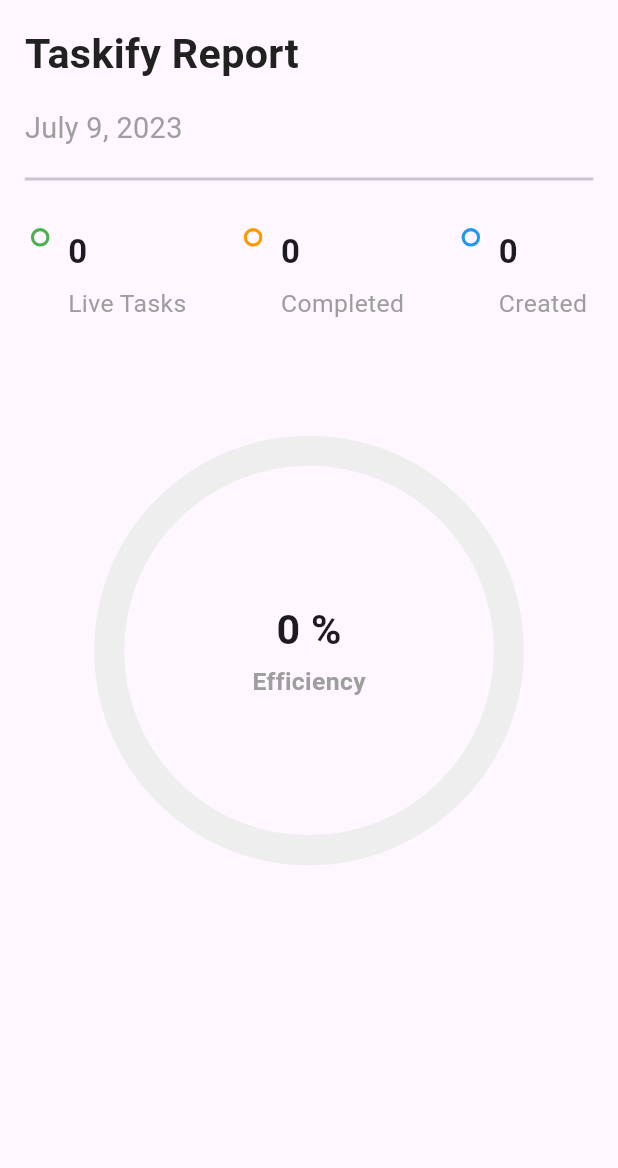
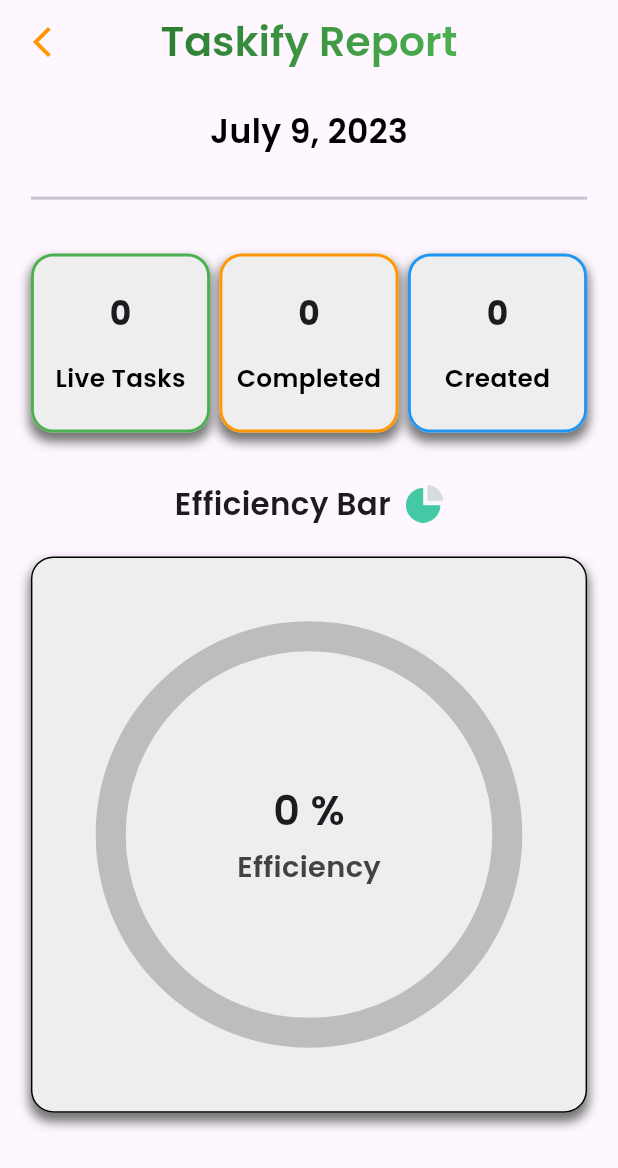
Before and after one commit to The-Naveen-Chandra/Taskify-Flutter, a Flutter app: the ReportPage screen opened directly, on a phone screen of 412 x 824 dp. Shown: the top 1168 px of the screen. Run offline on Flutter 3.47's test engine with Material 2 defaults, Android fonts, the phone set to English and light mode, and no system bars; drawn by our look-alikes of step_progress_indicator; our stand-ins replace dotted_border, equatable, flutter_easyloading, get, get_storage, google_fonts; accounts and stored records are empty.

```diff
--- a/lib/app/modules/detail/view.dart
+++ b/lib/app/modules/detail/view.dart
@@ -26,7 +26,7 @@ class DetailPage extends StatelessWidget {
           // automaticallyImplyLeading: false,
           leading: IconButton(
             icon: const Icon(Icons.arrow_back_ios_new),
-            color: Colors.black,
+            color: Colors.orange[500],
             onPressed: () {
               Get.back();
               homeCtrl.updateTodos();
@@ -49,7 +49,7 @@ class DetailPage extends StatelessWidget {
                 color: color,
               ),
               SizedBox(
-                width: 3.0.wp,
+                width: 2.0.wp,
               ),
               // Text(
               //   task.title,
--- a/lib/app/modules/home/report/view.dart
+++ b/lib/app/modules/home/report/view.dart
@@ -1,50 +1,73 @@
 import 'package:flutter/material.dart';
 import 'package:get/get.dart';
+import 'package:google_fonts/google_fonts.dart';
 import 'package:step_progress_indicator/step_progress_indicator.dart';
 import 'package:taskify/app/core/utils/extensions.dart';
 import 'package:taskify/app/modules/home/controller.dart';
 import 'package:intl/intl.dart';
+import 'package:taskify/app/modules/home/widgets/gradient_text.dart';
 
 class ReportPage extends StatelessWidget {
   final homeCtrl = Get.find<HomeController>();
+
   ReportPage({super.key});
 
   @override
   Widget build(BuildContext context) {
-    return Scaffold(body: SafeArea(child: Obx(() {
+    return Scaffold(
+      appBar: AppBar(
+        leading: IconButton(
+          onPressed: () {
+            Navigator.pop(context);
+          },
+          icon: Icon(
+            Icons.arrow_back_ios_new,
+            color: Colors.orange[500],
+          ),
+        ),
+        centerTitle: true,
+        title: GradientText(
+          "Taskify Report",
+          style: GoogleFonts.poppins(
+              fontSize: 20.0.sp, fontWeight: FontWeight.w600),
+          gradient: LinearGradient(
+            colors: [
+              Colors.green.shade800,
+              Colors.green.shade500,
+            ],
+          ),
+        ),
+      ),
+      body: SafeArea(
+        child: Obx(
+          () {
             var createdTasks = homeCtrl.getTotalTask();
             var completedTasks = homeCtrl.getTotalDoneTask();
             var liveTasks = createdTasks - completedTasks;
-      var percent = (completedTasks / createdTasks * 100).toStringAsFixed(0);
+            var percent =
+                (completedTasks / createdTasks * 100).toStringAsFixed(0);
             return ListView(
               children: [
                 Padding(
-            padding: EdgeInsets.all(4.0.wp),
+                  padding: EdgeInsets.only(
+                    top: 4.0.wp,
+                    bottom: 1.0.wp,
+                  ),
+                  child: Center(
                     child: Text(
-              'Taskify Report',
-              style: TextStyle(
-                fontSize: 20.0.sp,
-                fontWeight: FontWeight.bold,
-                color: Colors.grey[900],
+                      DateFormat.yMMMMd().format(DateTime.now()),
+                      style: GoogleFonts.poppins(
+                        fontSize: 16.0.sp,
+                        color: Colors.black,
+                        fontWeight: FontWeight.w600,
+                      ),
                     ),
                   ),
                 ),
                 Padding(
                   padding: EdgeInsets.symmetric(
-              horizontal: 4.0.wp,
-            ),
-            child: Text(
-              DateFormat.yMMMMd().format(DateTime.now()),
-              style: TextStyle(
-                fontSize: 14.0.sp,
-                color: Colors.grey,
-              ),
-            ),
-          ),
-          Padding(
-            padding: EdgeInsets.symmetric(
-              vertical: 3.0.wp,
-              horizontal: 4.0.wp,
+                    vertical: 4.0.wp,
+                    horizontal: 5.0.wp,
                   ),
                   child: const Divider(
                     thickness: 2,
@@ -64,19 +87,60 @@ class ReportPage extends StatelessWidget {
                     ],
                   ),
                 ),
+                Padding(
+                  padding: EdgeInsets.symmetric(
+                    vertical: 5.0.wp,
+                    horizontal: 5.0.wp,
+                  ),
+                  child: Row(
+                    mainAxisAlignment: MainAxisAlignment.center,
+                    children: [
+                      Text(
+                        "Efficiency Bar",
+                        style: GoogleFonts.poppins(
+                          fontSize: 5.0.wp,
+                          fontWeight: FontWeight.w600,
+                        ),
+                      ),
+                      const SizedBox(
+                        width: 10,
+                      ),
                       SizedBox(
-            height: 15.0.wp,
+                        height: 25,
+                        width: 25,
+                        child: Image.asset("assets/images/pie-chart.png"),
+                      ),
+                    ],
+                  ),
                 ),
                 UnconstrainedBox(
-            child: SizedBox(
-              width: 70.0.wp,
-              height: 70.0.wp,
+                  child: Container(
+                    width: 90.0.wp,
+                    height: 90.0.wp,
+                    padding: EdgeInsets.all(10.0.wp),
+                    decoration: BoxDecoration(
+                      border: Border.all(color: Colors.black),
+                      color: Colors.grey[200],
+                      borderRadius: BorderRadius.circular(15),
+                      boxShadow: [
+                        BoxShadow(
+                          color: Colors.grey.shade600,
+                          spreadRadius: 1,
+                          blurRadius: 5,
+                          offset: const Offset(0, 5),
+                        ),
+                        BoxShadow(
+                          color: Colors.grey.shade200,
+                          offset: const Offset(0, 0),
+                        ),
+                      ],
+                    ),
                     child: CircularStepProgressIndicator(
                       totalSteps: createdTasks == 0 ? 1 : createdTasks,
                       currentStep: completedTasks,
                       stepSize: 20,
                       selectedColor: Colors.greenAccent,
-                unselectedColor: Colors.grey[200],
+                      unselectedColor: Colors.grey[400],
                       padding: 0,
                       width: 150,
                       height: 150,
@@ -87,8 +151,8 @@ class ReportPage extends StatelessWidget {
                         children: [
                           Text(
                             '${createdTasks == 0 ? 0 : percent} %',
-                      style: TextStyle(
-                        fontWeight: FontWeight.bold,
+                            style: GoogleFonts.poppins(
+                              fontWeight: FontWeight.w600,
                               fontSize: 20.0.sp,
                             ),
                           ),
@@ -97,10 +161,10 @@ class ReportPage extends StatelessWidget {
                           ),
                           Text(
                             'Efficiency',
-                      style: TextStyle(
-                        color: Colors.grey,
-                        fontWeight: FontWeight.bold,
-                        fontSize: 12.0.sp,
+                            style: GoogleFonts.poppins(
+                              color: Colors.grey[800],
+                              fontWeight: FontWeight.w600,
+                              fontSize: 14.0.sp,
                             ),
                           ),
                         ],
@@ -110,33 +174,60 @@ class ReportPage extends StatelessWidget {
                 ),
               ],
             );
-    })));
+          },
+        ),
+      ),
+    );
   }
 
-  Row _buildStatus(Color color, int number, String text) {
-    return Row(
-      crossAxisAlignment: CrossAxisAlignment.start,
-      children: [
-        Container(
-          height: 3.0.wp,
-          width: 3.0.wp,
+  Container _buildStatus(Color color, int number, String text) {
+    return Container(
+      height: 29.0.wp,
+      width: 29.0.wp,
+      padding: EdgeInsets.symmetric(vertical: 5.0.wp, horizontal: 1.0.wp),
       decoration: BoxDecoration(
-            shape: BoxShape.circle,
         border: Border.all(
-              width: 0.5.wp,
+          width: 2,
           color: color,
         ),
+        color: Colors.grey[200],
+        borderRadius: BorderRadius.circular(15),
+        boxShadow: [
+          BoxShadow(
+            color: Colors.grey.shade600,
+            spreadRadius: 1,
+            blurRadius: 5,
+            offset: const Offset(0, 5),
           ),
+          BoxShadow(
+            color: Colors.grey.shade200,
+            offset: const Offset(0, 0),
           ),
-        SizedBox(
-          width: 3.0.wp,
+        ],
       ),
+      child: Row(
+        mainAxisAlignment: MainAxisAlignment.center,
+        children: [
+          // Container(
+          //   height: 3.0.wp,
+          //   width: 3.0.wp,
+          //   decoration: BoxDecoration(
+          //     shape: BoxShape.circle,
+          //     border: Border.all(
+          //       width: 0.5.wp,
+          //       color: color,
+          //     ),
+          //   ),
+          // ),
+          // SizedBox(
+          //   width: 3.0.wp,
+          // ),
           Column(
-          crossAxisAlignment: CrossAxisAlignment.start,
+            mainAxisAlignment: MainAxisAlignment.spaceAround,
             children: [
               Text(
                 '$number',
-              style: TextStyle(
+                style: GoogleFonts.poppins(
                   fontWeight: FontWeight.bold,
                   fontSize: 16.0.sp,
                 ),
@@ -146,14 +237,15 @@ class ReportPage extends StatelessWidget {
               ),
               Text(
                 text,
-              style: TextStyle(
+                style: GoogleFonts.poppins(
                     fontSize: 12.0.sp,
-                color: Colors.grey,
-              ),
+                    color: Colors.black,
+                    fontWeight: FontWeight.w600),
               ),
             ],
           ),
         ],
+      ),
     );
   }
 }
--- a/lib/app/modules/home/view.dart
+++ b/lib/app/modules/home/view.dart
@@ -52,18 +52,18 @@ class HomePage extends GetView<HomeController> {
                         Row(
                           children: [
                             SizedBox(
-                              height: 40,
-                              width: 40,
+                              height: 50,
+                              width: 50,
                               child: ClipRRect(
                                 borderRadius: BorderRadius.circular(10),
                                 child: Image.asset(
-                                  "assets/images/profile.jpg",
+                                  "assets/images/logo.png",
                                   fit: BoxFit.cover,
                                 ),
                               ),
                             ),
-                            const SizedBox(
-                              width: 10,
+                            SizedBox(
+                              width: 2.0.wp,
                             ),
                             // Text(
                             //   "Hi, Xo !",
@@ -76,11 +76,11 @@ class HomePage extends GetView<HomeController> {
                             GradientText(
                               'Hello Flutter',
                               style: GoogleFonts.poppins(
-                                  fontSize: 22, fontWeight: FontWeight.w500),
+                                  fontSize: 22, fontWeight: FontWeight.w600),
                               gradient: LinearGradient(
                                 colors: [
-                                  Colors.blue.shade400,
-                                  Colors.blue.shade900,
+                                  Colors.orange.shade300,
+                                  Colors.orange.shade900,
                                 ],
                               ),
                             ),
@@ -136,13 +136,25 @@ class HomePage extends GetView<HomeController> {
                     padding: EdgeInsets.symmetric(
                         vertical: 1.0.wp, horizontal: 4.0.wp),
                     child: Center(
-                      child: Text(
+                      child: Row(
+                        mainAxisAlignment: MainAxisAlignment.center,
+                        children: [
+                          SizedBox(
+                            width: 40,
+                            height: 40,
+                            child: Image.asset(
+                              "assets/images/double-check.gif",
+                            ),
+                          ),
+                          Text(
                             "Tasks",
                             style: GoogleFonts.poppins(
                               fontSize: 16.0.sp,
                               fontWeight: FontWeight.w600,
                               color: Colors.grey[800],
                             ),
+                          ),
+                        ],
                       ),
                     ),
                   ),
--- a/lib/app/modules/home/widgets/add_dialog.dart
+++ b/lib/app/modules/home/widgets/add_dialog.dart
@@ -23,7 +23,10 @@ class AddDialog extends StatelessWidget {
               homeCtrl.editCtrl.clear();
               homeCtrl.changeTask(null);
             },
-            icon: const Icon(Icons.close),
+            icon:  Icon(
+              Icons.close, color: Colors.orange[500],
+              size: 30,
+            ),
           ),
           centerTitle: true,
           title: GradientText(
```
Also changed, not shown: assets/images/double-check.gif (added), assets/images/logo.png (added), assets/images/pie-chart.png (added), assets/images/statistics.gif (added). Lines whose indentation alone changed are shown as unchanged.
